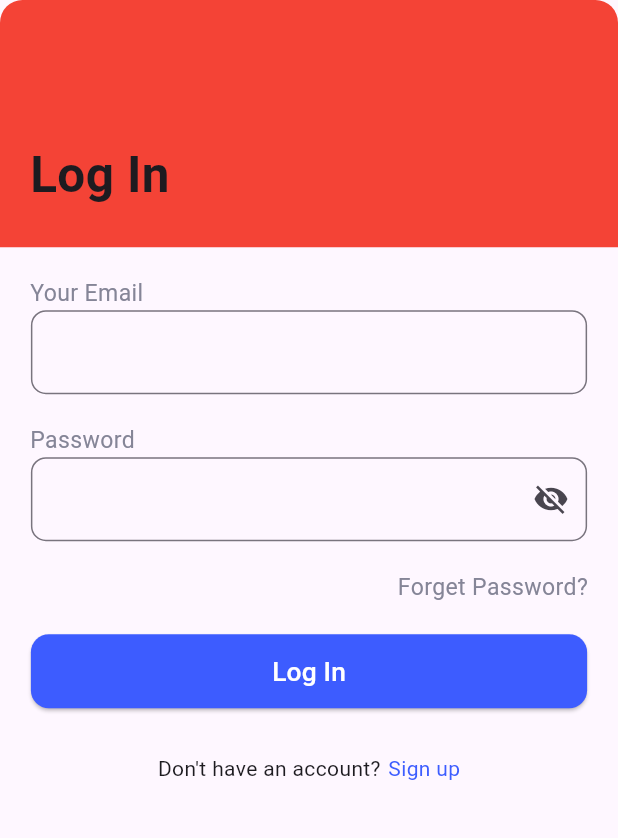
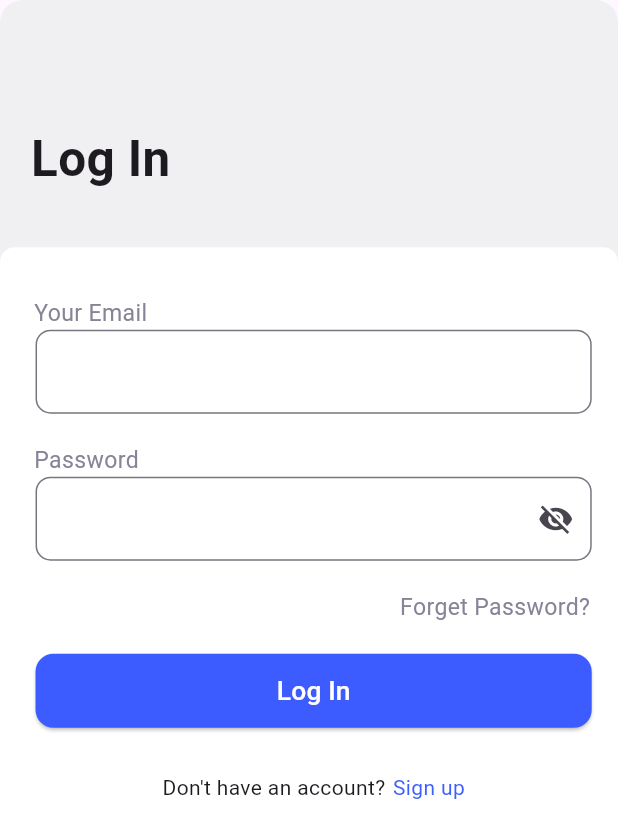
Before and after one commit to 3bdulra7manAmir/CoUrSes_App, a Flutter app: the screen it shows after launch, on a phone screen of 412 x 824 dp. Shown: the top 838 px of the screen. Run offline on Flutter 3.47's test engine with Material 3 defaults, Android fonts, the phone set to English and light mode, and no system bars; our stand-ins replace device_preview, flutter_screenutil, go_router, google_fonts.

Commit message:
Fully Responsive UI done

```diff
--- a/lib/Core/widgets/custom_button.dart
+++ b/lib/Core/widgets/custom_button.dart
@@ -7,9 +7,9 @@ class CustomBlueButton extends StatelessWidget
   const CustomBlueButton({super.key, required this.buttonWidth, this.buttonHeight, required this.buttonText, required this.buttonOnPressed,});
 
   final double buttonWidth;
+  final String buttonText;
+  final void Function() buttonOnPressed;
   final double? buttonHeight;
-  final String buttonText;
-  final void Function()? buttonOnPressed;
 
   @override
   Widget build(BuildContext context)
@@ -25,7 +25,7 @@ class CustomBlueButton extends StatelessWidget
           ),
         ),
       ),
-      onPressed: () {},
+      onPressed: buttonOnPressed,
       child: Center(child: Text(buttonText, style: Styles.textStyle16.copyWith(color: Colors.white),)),
       ),
     );
--- a/lib/Core/widgets/custom_column.dart
+++ b/lib/Core/widgets/custom_column.dart
@@ -3,23 +3,20 @@ import 'package:flutter/material.dart';
 
 class AfContainerBody extends StatelessWidget
 {
-  final double leftPercentage;
-  final double topPercentage;
-  final List<Widget> widgetsList;
 
-  const AfContainerBody({super.key, required this.leftPercentage, required this.topPercentage, required this.widgetsList,});
+  const AfContainerBody({super.key, this.leftPercentage, this.topPercentage, required this.positionedChild,});
+
+  final double? leftPercentage;
+  final double? topPercentage;
+  final Widget positionedChild;
 
   @override
   Widget build(BuildContext context)
   {
     return Positioned(
-      left: KMediaQuery(context).width * leftPercentage,
-      top: KMediaQuery(context).height * topPercentage,
-
-      child: Column(
-        //crossAxisAlignment: CrossAxisAlignment.start,
-        children: widgetsList,
-      ),
+      top: KMediaQuery(context).height * (topPercentage ?? 0),
+      left: KMediaQuery(context).width * (leftPercentage ?? 0),
+      child: positionedChild,
     );
   }
 }
--- a/lib/Core/widgets/custom_container.dart
+++ b/lib/Core/widgets/custom_container.dart
@@ -3,22 +3,22 @@ import 'package:flutter/material.dart';
 
 class CustomContainerBackGround extends StatelessWidget
 {
-  const CustomContainerBackGround({super.key, required this.containerHeightPercent, this.containerWidthPercent,  this.boxDecoration, this.containerChild,});
+  const CustomContainerBackGround({super.key, this.containerHeightPercent, this.containerWidthPercent,  this.containerDecoration, this.containerChild,});
 
-  final double containerHeightPercent;
+  final double? containerHeightPercent;
   final double? containerWidthPercent;
-  final BoxDecoration? boxDecoration;
+  final BoxDecoration? containerDecoration;
   final Widget? containerChild;
 
   @override
   Widget build(BuildContext context)
   {
     return Container(
-      height: KMediaQuery(context).height * containerHeightPercent,
-      width: containerWidthPercent ?? KMediaQuery(context).width,
+      height: containerHeightPercent ?? KMediaQuery(context).height, //Buttom Container Will Take Full Screen Height
+      width: containerWidthPercent ?? KMediaQuery(context).width, //Buttom Container Will Take Full Screen Width
 
-      decoration: boxDecoration ?? BoxDecoration(
-        color: Colors.red,
+      decoration: containerDecoration ?? BoxDecoration(
+        color: const Color(0xfff0f0f2),
         borderRadius: BorderRadius.only(topLeft: Radius.circular(15), topRight: Radius.circular(15)),
       ),
       child: containerChild,
--- a/lib/Core/widgets/custom_text.dart
+++ b/lib/Core/widgets/custom_text.dart
@@ -1,3 +1,4 @@
+import 'package:courses_app/Core/constants.dart';
 import 'package:courses_app/Core/utils/styles.dart';
 import 'package:flutter/material.dart';
 
@@ -14,7 +15,7 @@ class CustomTextWidget extends StatelessWidget
   Widget build(BuildContext context)
   {
     return Padding(
-      padding: widgetPadding ?? EdgeInsets.only(left: 20),
+      padding: widgetPadding ?? EdgeInsets.only(left: KMediaQuery(context).width * 0.04),
       child: Align(
         alignment: widgetAlignment ?? Alignment.centerLeft,
         child: Text(widgetText, style: widgetTextStyle ?? Styles.textStyle14,)
--- a/lib/Core/widgets/custom_textfield.dart
+++ b/lib/Core/widgets/custom_textfield.dart
@@ -4,19 +4,30 @@ import 'package:flutter/material.dart';
 class CustomTextfield extends StatelessWidget
 {
   const CustomTextfield({super.key,
-  required this.fieldController, this.fieldObscureText, this.fieldTextAlign,
-  this.fieldTextDirection, this.fieldTextInputType, this.fieldCursorColor,
-  this.fieldCursorHeight, required this.fieldOnSubmitted, this.fieldSuffixIcon,
-  this.fieldPrefixIcon, this.fieldSuffixIconColor, this.fieldPrefixIconColor});
+  required this.fieldController,
+  required this.fieldOnSubmitted,
+
+  this.fieldObscureText,
+  this.fieldTextAlign,
+  this.fieldTextDirection,
+  this.fieldTextInputType,
+  this.fieldCursorColor,
+  this.fieldCursorHeight,
+  this.fieldSuffixIcon,
+  this.fieldPrefixIcon,
+  this.fieldSuffixIconColor,
+  this.fieldPrefixIconColor
+  });
 
   final TextEditingController fieldController;
+  final void Function(String) fieldOnSubmitted;
+
   final TextInputType? fieldTextInputType;
   final bool? fieldObscureText;
   final TextAlign? fieldTextAlign;
   final TextDirection? fieldTextDirection;
   final Color? fieldCursorColor;
   final double? fieldCursorHeight;
-  final void Function(String) fieldOnSubmitted;
 
   final Widget? fieldSuffixIcon;
   final Widget? fieldPrefixIcon;
@@ -27,17 +38,16 @@ class CustomTextfield extends StatelessWidget
   Widget build(BuildContext context)
   {
     return SizedBox(
-      //height: KMediaQuery(context).height * 0,
       width: KMediaQuery(context).width * 0.9,
       child: TextField(
         controller: fieldController,
+        onSubmitted: fieldOnSubmitted,
         obscureText: fieldObscureText ?? false,
         textAlign: fieldTextAlign ?? TextAlign.start,
-        textDirection: fieldTextDirection,
-        keyboardType: fieldTextInputType,
-        cursorColor: fieldCursorColor,
+        textDirection: fieldTextDirection ?? TextDirection.ltr,
+        keyboardType: fieldTextInputType ?? TextInputType.none,
+        cursorColor: fieldCursorColor ?? Colors.black,
         cursorHeight: fieldCursorHeight,
-        onSubmitted: fieldOnSubmitted,
 
         decoration: InputDecoration(
           suffixIcon: fieldSuffixIcon,
@@ -46,7 +56,12 @@ class CustomTextfield extends StatelessWidget
           prefixIconColor: fieldPrefixIconColor,
 
           border: OutlineInputBorder(
-            borderRadius: BorderRadius.circular(10)
+            borderRadius: BorderRadius.circular(10),
+          ),
+
+          focusedBorder: OutlineInputBorder(
+            borderRadius: BorderRadius.all(Radius.circular(10)),
+            borderSide: BorderSide(color: Colors.grey),
           ),
         ),
       ),
--- a/lib/Features/auth/login/login_view.dart
+++ b/lib/Features/auth/login/login_view.dart
@@ -1,5 +1,7 @@
+import 'package:courses_app/Core/constants.dart';
 import 'package:courses_app/Core/utils/styles.dart';
 import 'package:courses_app/Core/widgets/custom_button.dart';
+import 'package:courses_app/Core/widgets/custom_column.dart';
 import 'package:courses_app/Core/widgets/custom_container.dart';
 import 'package:courses_app/Core/widgets/custom_text.dart';
 import 'package:courses_app/Core/widgets/custom_textfield.dart';
@@ -18,24 +20,32 @@ class LoginView extends StatelessWidget
   {
     return SafeArea(
       child: Scaffold(
-        body: SingleChildScrollView(
-          child: Column(
+        body: Stack(
           children:
           [
+            //BOTTOM Container
             CustomContainerBackGround(
-                containerHeightPercent: 0.2,
               containerChild: Padding(
-                  padding: EdgeInsets.only(bottom: 25,left: 20),
+                padding: EdgeInsets.only(top: (KMediaQuery(context).height) * 0.1, left: KMediaQuery(context).width * 0.05),
                 child: Align(
-                    alignment: Alignment.bottomLeft,
+                  alignment: Alignment.topLeft,
                   child: Text("Log In", style: Styles.textStyle30.copyWith(fontWeight: FontWeight.bold))
                 ),
               ),
             ),
 
-              const SizedBox(height: 20,),
+            //TOP Container
+            AfContainerBody(
+              topPercentage: 0.2,
+              positionedChild: CustomContainerBackGround(
+                containerDecoration: BoxDecoration(
+                  color: Colors.white,
+                  borderRadius: BorderRadius.only(topLeft: Radius.circular(10), topRight: Radius.circular(10)),
+                ),
 
-              Column(
+                containerChild: Padding(
+                  padding: EdgeInsets.only(top: (KMediaQuery(context).height) * 0.04, left: KMediaQuery(context).width * 0.015),
+                  child: Column(
                     children:
                     [
                       CustomTextWidget(widgetText: 'Your Email',),
@@ -43,17 +53,12 @@ class LoginView extends StatelessWidget
                       CustomTextfield(
                         fieldController: emailController,
                         fieldTextInputType: TextInputType.emailAddress,
-                    fieldOnSubmitted: (string)
-                    {
-                      print(emailController.text);
-                    },
+                        fieldOnSubmitted: (string) {print(emailController.text);},
                       ),
 
                       SizedBox(height: 20,),
 
                       CustomTextWidget(widgetText: 'Password',),
-
-                  //SizedBox(height: 10,),
 
                       CustomTextfield(
                         fieldController: passwordController,
@@ -67,7 +72,7 @@ class LoginView extends StatelessWidget
 
                       SizedBox(height: 20,),
 
-                  CustomTextWidget(widgetText: 'Forget Password?', widgetAlignment: Alignment.centerRight, widgetPadding: EdgeInsets.only(right: 20),),
+                      CustomTextWidget(widgetText: 'Forget Password?', widgetAlignment: Alignment.centerRight, widgetPadding: EdgeInsets.only(right: MediaQuery.of(context).size.width * 0.045),),
 
                       SizedBox(height: 20,),
 
@@ -89,11 +94,12 @@ class LoginView extends StatelessWidget
                           )
                         ],
                       ),
-
                     ],
                   ),
+                ),
+              ),
+            ),
           ],
-          ),
         ),
       ),
     );
```
Also changed, not shown: lib/Core/widgets/temp.txt (+27 -2 lines), lib/Features/auth/login/login_view_copy.dart (added, +131 -0 lines). Lines whose indentation alone changed are shown as unchanged.
